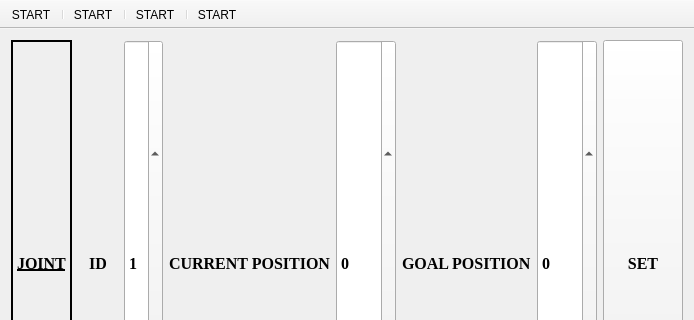
The window that mainwindow.ui (thinkexist1989/um_qt) describes before a commit, drawn with Qt 5; both pictures show x 0 to 694 and y 0 to 320 of the 694 by 519 pixel window.
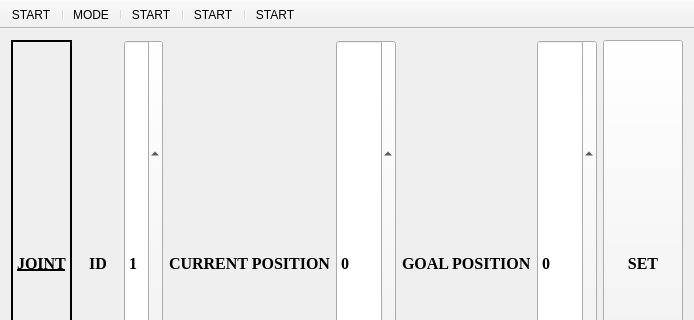
The same window after the commit. Icons and pictures are not drawn.

Patch:
```diff
--- a/mainwindow.ui
+++ b/mainwindow.ui
@@ -262,6 +262,8 @@
    </attribute>
    <addaction name="actionSettings"/>
    <addaction name="separator"/>
+   <addaction name="actionMode"/>
+   <addaction name="separator"/>
    <addaction name="actionSingleJointControl"/>
    <addaction name="separator"/>
    <addaction name="actionTeach"/>
@@ -321,6 +323,18 @@
     <string>Teach Programming</string>
    </property>
   </action>
+  <action name="actionMode">
+   <property name="icon">
+    <iconset resource="Resource.qrc">
+     <normaloff>:/icons/switcher.ico</normaloff>:/icons/switcher.ico</iconset>
+   </property>
+   <property name="text">
+    <string>MODE</string>
+   </property>
+   <property name="toolTip">
+    <string>Switch Dynamixel Mode</string>
+   </property>
+  </action>
  </widget>
  <layoutdefault spacing="6" margin="11"/>
  <resources>
```
